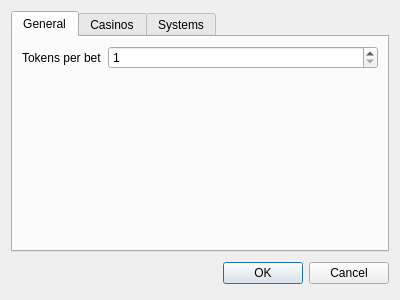
Old version of the form source/settingsdialog.ui in the repository martin-kudlicka/roulette-bot.
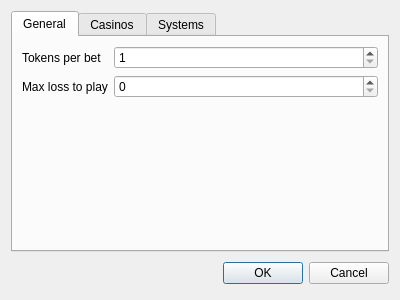
New version of the form.

The edit to the form file:
```diff
--- a/source/settingsdialog.ui
+++ b/source/settingsdialog.ui
@@ -38,6 +38,16 @@
          </property>
         </widget>
        </item>
+       <item row="1" column="0">
+        <widget class="QLabel" name="label_2">
+         <property name="text">
+          <string>Max loss to play</string>
+         </property>
+        </widget>
+       </item>
+       <item row="1" column="1">
+        <widget class="QSpinBox" name="qsbMaxLossToPlay"/>
+       </item>
       </layout>
      </widget>
      <widget class="QWidget" name="tab">
```
